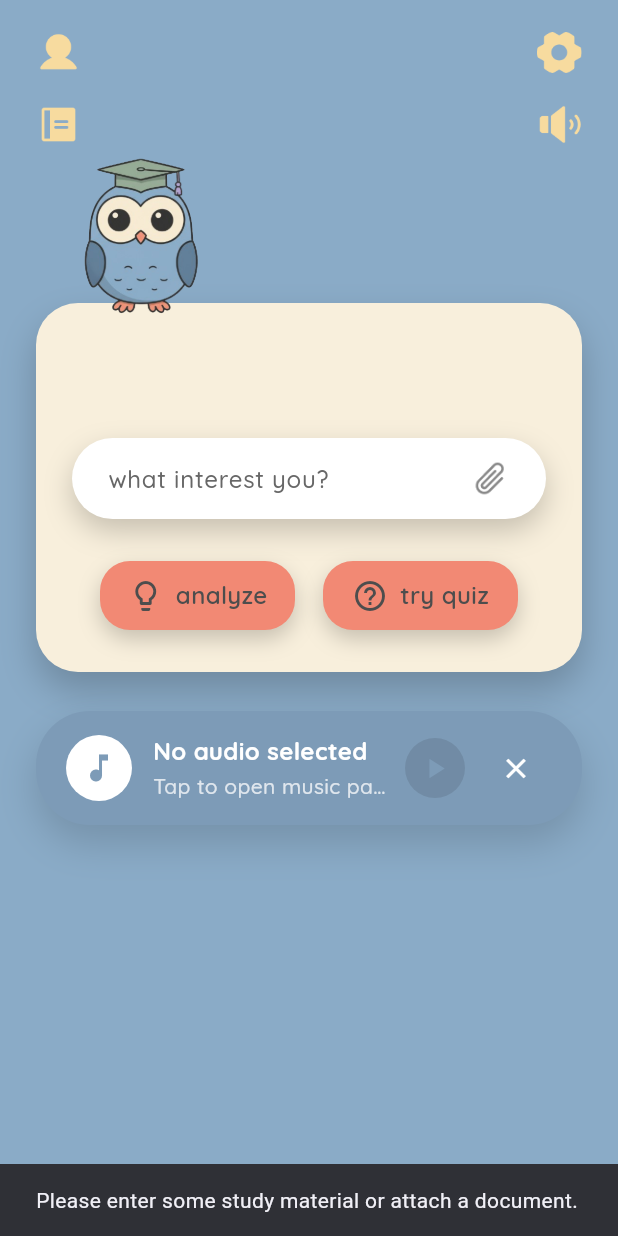
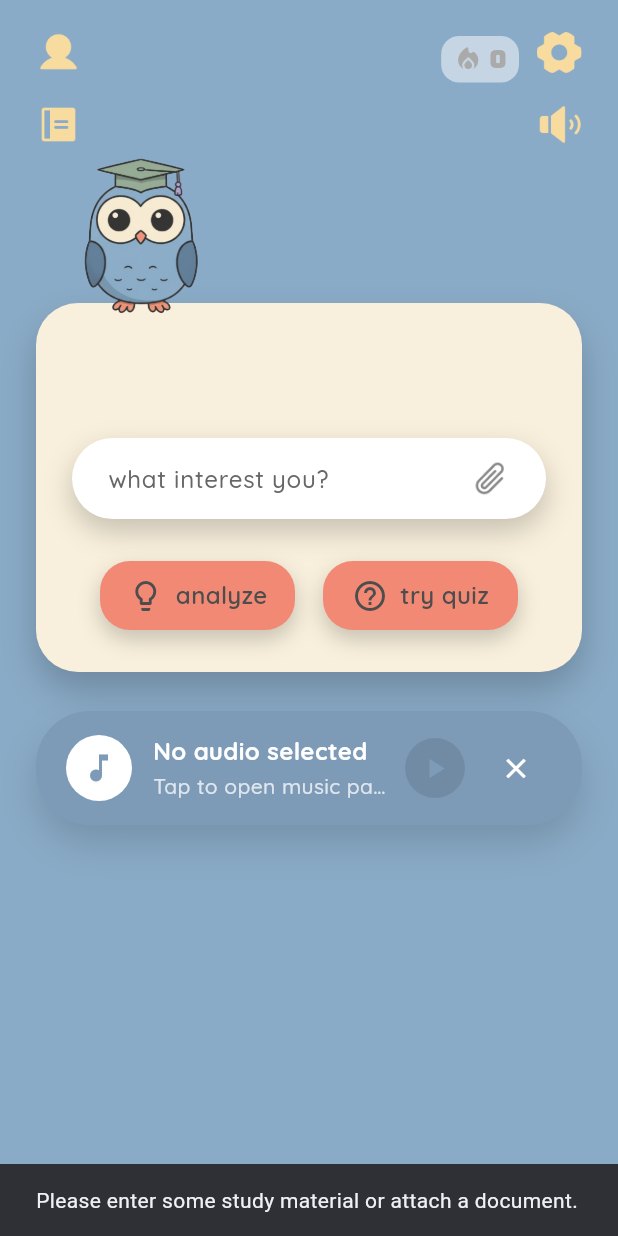
Before and after one commit to leothii/sylo, a Flutter app: the HomePage screen opened directly, after a tap on "analyze", on a phone screen of 412 x 824 dp. Run offline on Flutter 3.47's test engine with Material 3 defaults, Android fonts, the phone set to English and light mode, and no system bars; our stand-ins replace file_picker, firebase_auth, firebase_core, flutter_markdown, google_generative_ai, just_audio and 1 more; missing offline and left inert: flutter_web_auth_2; accounts and stored records are empty.

Commit message:
Perfectly Working Streak Feature

```diff
--- a/lib/screens/home_page.dart
+++ b/lib/screens/home_page.dart
@@ -4,9 +4,10 @@ import 'package:file_picker/file_picker.dart';
 import 'package:flutter/material.dart';
 
 import '../utils/app_colors.dart';
+import '../utils/streak_service.dart'; // <--- 1. ADDED IMPORT
 import '../widgets/audio_card.dart';
 import '../widgets/sylo_chat_overlay.dart';
-import '../utils/smooth_page.dart'; // <--- Import SmoothPageRoute
+import '../utils/smooth_page.dart';
 import 'settings_overlay.dart';
 import 'summary_page.dart';
 import 'notes_page.dart';
@@ -24,6 +25,31 @@ class HomePage extends StatefulWidget {
 class _HomePageState extends State<HomePage> {
   final TextEditingController _interestController = TextEditingController();
   String? _selectedFileName;
+
+  // --- 2. ADDED STATE VARIABLES ---
+  int _streakCount = 0;
+  bool _hasChattedToday = false;
+
+  @override
+  void initState() {
+    super.initState();
+    _loadStreakData(); // <--- Load data on startup
+  }
+
+  // --- 3. ADDED DATA FETCHING ---
+  Future<void> _loadStreakData() async {
+    // This assumes you added hasChattedToday() to your StreakService
+    // If you haven't, add it to lib/utils/streak_service.dart!
+    final count = await StreakService.getStreakCount();
+    final hasChatted = await StreakService.hasChattedToday();
+
+    if (mounted) {
+      setState(() {
+        _streakCount = count;
+        _hasChattedToday = hasChatted;
+      });
+    }
+  }
 
   @override
   Widget build(BuildContext context) {
@@ -70,12 +96,17 @@ class _HomePageState extends State<HomePage> {
   }
 
   Widget _buildTopBar() {
+    // --- 4. FLAME COLOR LOGIC ---
+    // If chatted today -> Orange. If not -> Pale Grey.
+    final Color flameColor = _hasChattedToday
+        ? const Color(0xFFFFA000) // Orange
+        : const Color(0xFFAAAAAA); // Pale Grey
+
     return Row(
       crossAxisAlignment: CrossAxisAlignment.start,
       children: [
         Column(
           children: [
-            // --- UPDATED PROFILE ICON ---
             _IconBadge(
               assetPath: 'assets/icons/profile.png',
               size: 30,
@@ -98,6 +129,37 @@ class _HomePageState extends State<HomePage> {
           ],
         ),
         const Spacer(),
+
+        // --- 5. NEW FLAME INDICATOR ---
+        Container(
+          margin: const EdgeInsets.only(right: 12, top: 4),
+          padding: const EdgeInsets.symmetric(horizontal: 8, vertical: 4),
+          decoration: BoxDecoration(
+            color: Colors.white.withOpacity(0.5),
+            borderRadius: BorderRadius.circular(12),
+          ),
+          child: Row(
+            mainAxisSize: MainAxisSize.min,
+            children: [
+              Icon(
+                Icons.local_fire_department_rounded,
+                color: flameColor,
+                size: 20,
+              ),
+              const SizedBox(width: 4),
+              Text(
+                '$_streakCount',
+                style: TextStyle(
+                  fontFamily: 'Bungee',
+                  fontSize: 16,
+                  color: flameColor,
+                ),
+              ),
+            ],
+          ),
+        ),
+
+        // -----------------------------
         Column(
           children: [
             _IconBadge(
@@ -160,13 +222,11 @@ class _HomePageState extends State<HomePage> {
                   Row(
                     mainAxisAlignment: MainAxisAlignment.spaceEvenly,
                     children: [
-                      // --- ANALYZE BUTTON (Smooth Transition) ---
                       _ActionButton(
                         label: 'analyze',
                         icon: Icons.lightbulb_outline,
                         onTap: _openSummary,
                       ),
-                      // --- QUIZ BUTTON (Smooth Transition) ---
                       _ActionButton(
                         label: 'try quiz',
                         icon: Icons.help_outline,
@@ -179,12 +239,16 @@ class _HomePageState extends State<HomePage> {
             ),
           ),
 
-          // --- OWL WITH CHAT OVERLAY TRIGGER ---
+          // --- 6. UPDATED OWL TAP TO REFRESH STREAK ---
           Positioned(
             top: -42,
             left: -10,
             child: GestureDetector(
-              onTap: () => showSyloChatOverlay(context),
+              onTap: () async {
+                await showSyloChatOverlay(context);
+                // When chat closes, refresh the flame to see if it turns Orange
+                _loadStreakData();
+              },
               child: Image.asset(
                 'assets/images/sylo.png',
                 height: 160,
@@ -192,8 +256,7 @@ class _HomePageState extends State<HomePage> {
               ),
             ),
           ),
-
-          // -------------------------------------
+          // -------------------------------------------
         ],
       ),
     );
@@ -204,18 +267,17 @@ class _HomePageState extends State<HomePage> {
     if (rawText.isEmpty) {
       ScaffoldMessenger.of(context).showSnackBar(
         const SnackBar(
-          content:
-              Text('Please enter some study material or attach a document.'),
+          content: Text(
+            'Please enter some study material or attach a document.',
+          ),
         ),
       );
       return;
     }
 
-    Navigator.of(context).push(
-      SmoothPageRoute(
-        builder: (_) => SummaryPage(sourceText: rawText),
-      ),
-    );
+    Navigator.of(
+      context,
+    ).push(SmoothPageRoute(builder: (_) => SummaryPage(sourceText: rawText)));
   }
 
   void _openQuiz() {
@@ -223,18 +285,17 @@ class _HomePageState extends State<HomePage> {
     if (rawText.isEmpty) {
       ScaffoldMessenger.of(context).showSnackBar(
         const SnackBar(
-          content:
-              Text('Please enter some study material or attach a document.'),
+          content: Text(
+            'Please enter some study material or attach a document.',
+          ),
         ),
       );
       return;
     }
 
-    Navigator.of(context).push(
-      SmoothPageRoute(
-        builder: (_) => QuizPage(sourceText: rawText),
-      ),
-    );
+    Navigator.of(
+      context,
+    ).push(SmoothPageRoute(builder: (_) => QuizPage(sourceText: rawText)));
   }
 
   Widget _buildSearchField() {
--- a/lib/utils/streak_service.dart
+++ b/lib/utils/streak_service.dart
@@ -5,7 +5,7 @@ class StreakService {
   static const String _keyLastDate = 'sylo_last_streak_date';
   static const String _keyActiveDates = 'sylo_active_dates_list';
 
-  // This is the method the error says is missing
+  // Updates the streak when a user chats
   static Future<bool> updateStreak() async {
     final prefs = await SharedPreferences.getInstance();
     final now = DateTime.now();
@@ -53,13 +53,13 @@ class StreakService {
     await prefs.setStringList(_keyActiveDates, activeDates);
   }
 
-  // This is the other missing method
+  // Returns the total streak count
   static Future<int> getStreakCount() async {
     final prefs = await SharedPreferences.getInstance();
     return prefs.getInt(_keyStreakCount) ?? 0;
   }
 
-  // This is the third missing method
+  // Returns the active days for the weekly dots
   static Future<Set<int>> getActiveWeekdays() async {
     final prefs = await SharedPreferences.getInstance();
     final activeStrings = prefs.getStringList(_keyActiveDates) ?? [];
@@ -74,4 +74,18 @@ class StreakService {
     }
     return activeWeekdays;
   }
+
+  // --- NEW METHOD ADDED HERE ---
+  /// Returns true if the user has already chatted TODAY.
+  static Future<bool> hasChattedToday() async {
+    final prefs = await SharedPreferences.getInstance();
+    final lastDateStr = prefs.getString(_keyLastDate);
+    if (lastDateStr == null) return false;
+
+    final now = DateTime.now();
+    final today = DateTime(now.year, now.month, now.day);
+    final lastDate = DateTime.parse(lastDateStr);
+
+    return today.isAtSameMomentAs(lastDate);
+  }
 }
```
Also changed, not shown: lib/screens/settings_overlay.dart (+7 -8 lines), lib/widgets/streak_overlay.dart (+21 -15 lines).
